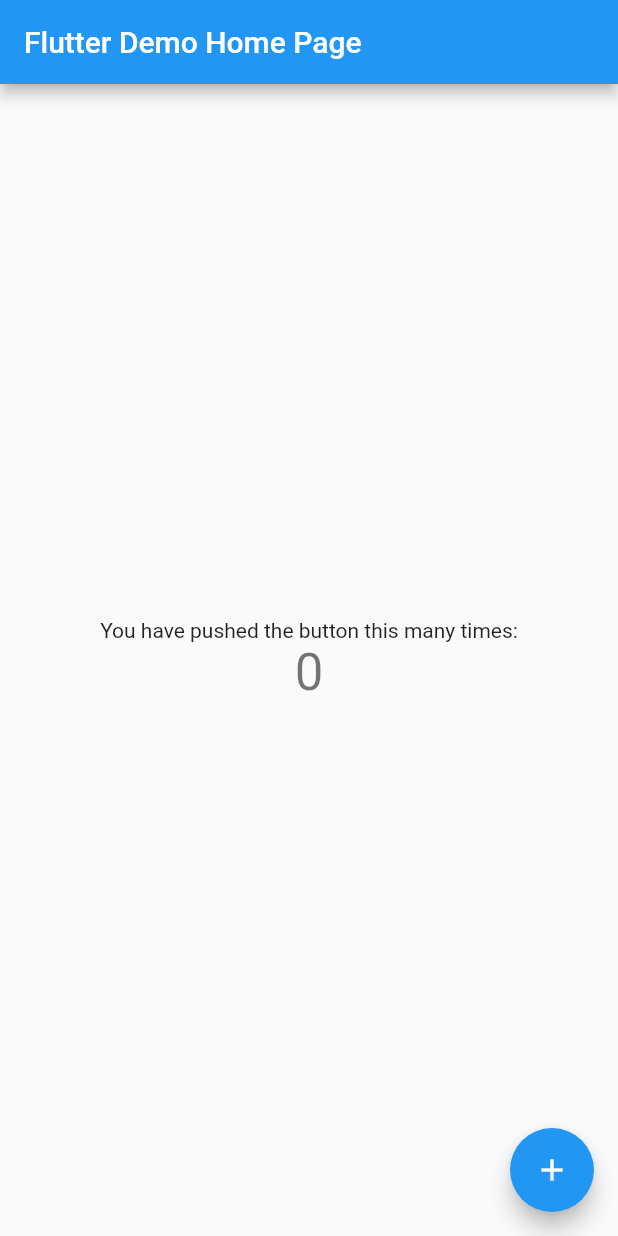
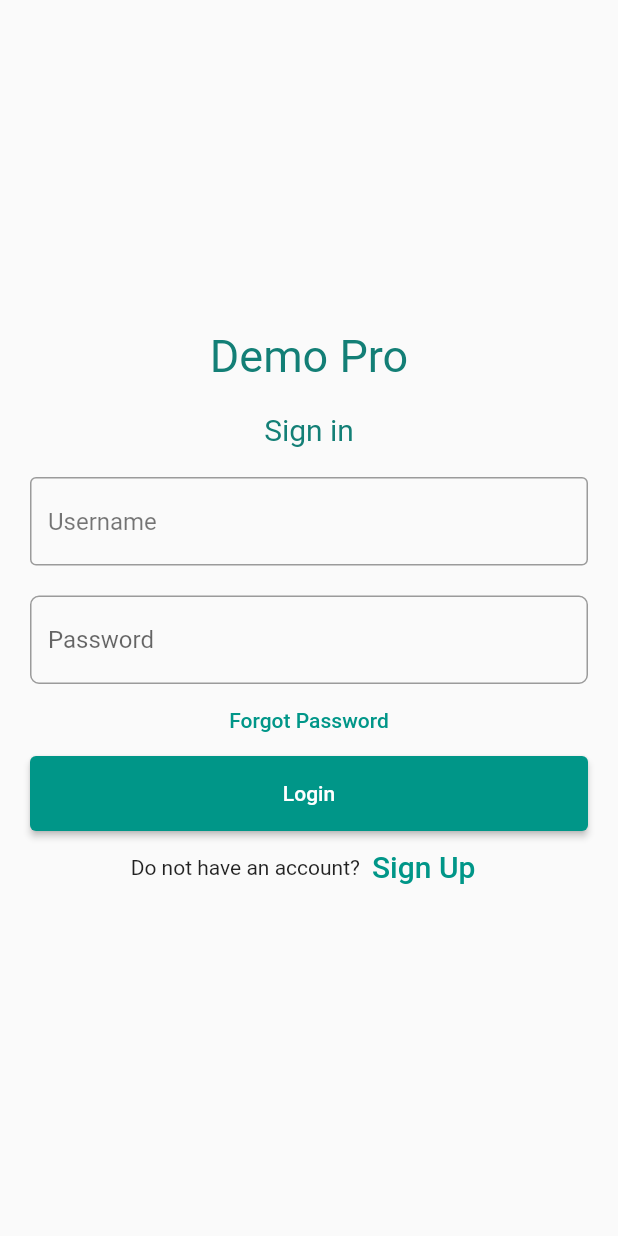
Before and after one commit to tajdarraza/demopro, a Flutter app: the screen it shows after launch, on a phone screen of 412 x 824 dp. Run offline on Flutter 3.47's test engine with Material 2 defaults, Android fonts, the light colour scheme and no system bars.

Commit message:
added login screen

```diff
--- a/lib/main.dart
+++ b/lib/main.dart
@@ -1,4 +1,6 @@
+import 'package:demopro/screens/LoginScreen.dart';
 import 'package:flutter/material.dart';
+import 'package:demopro/screens/HomeScreen.dart';
 
 void main() {
   runApp(const MyApp());
@@ -13,94 +15,9 @@
     return MaterialApp(
       title: 'Flutter Demo',
       theme: ThemeData(
-        primarySwatch: Colors.blue,
+        primarySwatch: Colors.indigo,
       ),
-      home: const MyHomePage(title: 'Flutter Demo Home Page'),
+      home: const LoginScreen(title: "Demo Pro"),
     );
   }
 }
-
-class MyHomePage extends StatefulWidget {
-  const MyHomePage({super.key, required this.title});
-
-  // This widget is the home page of your application. It is stateful, meaning
-  // that it has a State object (defined below) that contains fields that affect
-  // how it looks.
-
-  // This class is the configuration for the state. It holds the values (in this
-  // case the title) provided by the parent (in this case the App widget) and
-  // used by the build method of the State. Fields in a Widget subclass are
-  // always marked "final".
-
-  final String title;
-
-  @override
-  State<MyHomePage> createState() => _MyHomePageState();
-}
-
-class _MyHomePageState extends State<MyHomePage> {
-  int _counter = 0;
-
-  void _incrementCounter() {
-    setState(() {
-      // This call to setState tells the Flutter framework that something has
-      // changed in this State, which causes it to rerun the build method below
-      // so that the display can reflect the updated values. If we changed
-      // _counter without calling setState(), then the build method would not be
-      // called again, and so nothing would appear to happen.
-      _counter++;
-    });
-  }
-
-  @override
-  Widget build(BuildContext context) {
-    // This method is rerun every time setState is called, for instance as done
-    // by the _incrementCounter method above.
-    //
-    // The Flutter framework has been optimized to make rerunning build methods
-    // fast, so that you can just rebuild anything that needs updating rather
-    // than having to individually change instances of widgets.
-    return Scaffold(
-      appBar: AppBar(
-        // Here we take the value from the MyHomePage object that was created by
-        // the App.build method, and use it to set our appbar title.
-        title: Text(widget.title),
-      ),
-      body: Center(
-        // Center is a layout widget. It takes a single child and positions it
-        // in the middle of the parent.
-        child: Column(
-          // Column is also a layout widget. It takes a list of children and
-          // arranges them vertically. By default, it sizes itself to fit its
-          // children horizontally, and tries to be as tall as its parent.
-          //
-          // Invoke "debug painting" (press "p" in the console, choose the
-          // "Toggle Debug Paint" action from the Flutter Inspector in Android
-          // Studio, or the "Toggle Debug Paint" command in Visual Studio Code)
-          // to see the wireframe for each widget.
-          //
-          // Column has various properties to control how it sizes itself and
-          // how it positions its children. Here we use mainAxisAlignment to
-          // center the children vertically; the main axis here is the vertical
-          // axis because Columns are vertical (the cross axis would be
-          // horizontal).
-          mainAxisAlignment: MainAxisAlignment.center,
-          children: <Widget>[
-            const Text(
-              'You have pushed the button this many times:',
-            ),
-            Text(
-              '$_counter',
-              style: Theme.of(context).textTheme.headlineMedium,
-            ),
-          ],
-        ),
-      ),
-      floatingActionButton: FloatingActionButton(
-        onPressed: _incrementCounter,
-        tooltip: 'Increment',
-        child: const Icon(Icons.add),
-      ), // This trailing comma makes auto-formatting nicer for build methods.
-    );
-  }
-}
--- /dev/null
+++ b/lib/screens/HomeScreen.dart
@@ -0,0 +1,85 @@
+import 'package:flutter/material.dart';
+class MyHomePage extends StatefulWidget {
+  const MyHomePage({super.key, required this.title});
+
+  // This widget is the home page of your application. It is stateful, meaning
+  // that it has a State object (defined below) that contains fields that affect
+  // how it looks.
+
+  // This class is the configuration for the state. It holds the values (in this
+  // case the title) provided by the parent (in this case the App widget) and
+  // used by the build method of the State. Fields in a Widget subclass are
+  // always marked "final".
+
+  final String title;
+
+  @override
+  State<MyHomePage> createState() => _MyHomePageState();
+}
+
+class _MyHomePageState extends State<MyHomePage> {
+  int _counter = 0;
+
+  void _incrementCounter() {
+    setState(() {
+      // This call to setState tells the Flutter framework that something has
+      // changed in this State, which causes it to rerun the build method below
+      // so that the display can reflect the updated values. If we changed
+      // _counter without calling setState(), then the build method would not be
+      // called again, and so nothing would appear to happen.
+      _counter--;
+    });
+  }
+
+  @override
+  Widget build(BuildContext context) {
+    // This method is rerun every time setState is called, for instance as done
+    // by the _incrementCounter method above.
+    //
+    // The Flutter framework has been optimized to make rerunning build methods
+    // fast, so that you can just rebuild anything that needs updating rather
+    // than having to individually change instances of widgets.
+    return Scaffold(
+      appBar: AppBar(
+        // Here we take the value from the MyHomePage object that was created by
+        // the App.build method, and use it to set our appbar title.
+        title: Text(widget.title),
+      ),
+      body: Center(
+        // Center is a layout widget. It takes a single child and positions it
+        // in the middle of the parent.
+        child: Column(
+          // Column is also a layout widget. It takes a list of children and
+          // arranges them vertically. By default, it sizes itself to fit its
+          // children horizontally, and tries to be as tall as its parent.
+          //
+          // Invoke "debug painting" (press "p" in the console, choose the
+          // "Toggle Debug Paint" action from the Flutter Inspector in Android
+          // Studio, or the "Toggle Debug Paint" command in Visual Studio Code)
+          // to see the wireframe for each widget.
+          //
+          // Column has various properties to control how it sizes itself and
+          // how it positions its children. Here we use mainAxisAlignment to
+          // center the children vertically; the main axis here is the vertical
+          // axis because Columns are vertical (the cross axis would be
+          // horizontal).
+          mainAxisAlignment: MainAxisAlignment.center,
+          children: <Widget>[
+            const Text(
+              'You have pushed the button this many times:',
+            ),
+            Text(
+              '$_counter',
+              style: Theme.of(context).textTheme.headlineMedium,
+            ),
+          ],
+        ),
+      ),
+      floatingActionButton: FloatingActionButton(
+        onPressed: _incrementCounter,
+        tooltip: 'Increment',
+        child: const Icon(Icons.add),
+      ), // This trailing comma makes auto-formatting nicer for build methods.
+    );
+  }
+}
--- /dev/null
+++ b/lib/screens/LoginScreen.dart
@@ -0,0 +1,106 @@
+import 'package:flutter/material.dart';
+
+class LoginScreen extends StatefulWidget {
+  const LoginScreen({super.key, required this.title});
+
+  final String title;
+  @override
+  State<LoginScreen> createState() => _LoginPageState();
+}
+
+class _LoginPageState extends State<LoginScreen> {
+  @override
+  Widget build(BuildContext context) {
+    return Scaffold(
+        body: Padding(
+            padding: const EdgeInsets.all(10),
+            child: ListView(
+              padding: const EdgeInsets.only(top: 200.0),
+              children: <Widget>[
+                Container(
+                    alignment: Alignment.center,
+                    padding: const EdgeInsets.all(10),
+                    child: const Text(
+                      'Demo Pro',
+                      style: TextStyle(color: Color(0xff137F76), fontSize: 30),
+                    )),
+                Container(
+                    alignment: Alignment.center,
+                    padding: const EdgeInsets.all(10),
+                    child: const Text(
+                      'Sign in',
+                      style: TextStyle(color: Color(0xff137F76), fontSize: 20),
+                    )),
+                Container(
+                  padding: const EdgeInsets.all(10),
+                  child: const TextField(
+                    decoration: InputDecoration(
+                      focusedBorder: OutlineInputBorder(
+                          borderSide:
+                          BorderSide(color: Colors.teal, width: 1.5)),
+                      hintText: "Username",
+                      hintStyle: TextStyle(color: Colors.black54),
+                      border: OutlineInputBorder(),
+                    ),
+                  ),
+                ),
+                Container(
+                  padding: const EdgeInsets.fromLTRB(10, 10, 10, 0),
+                  child: const TextField(
+                    obscureText: true,
+                    decoration: InputDecoration(
+                      focusColor: Colors.teal,
+                      hintText: 'Password',
+                      focusedBorder: OutlineInputBorder(
+                          borderSide:
+                          BorderSide(color: Colors.teal, width: 1.5)),
+                      border: OutlineInputBorder(
+                        borderRadius: BorderRadius.all(Radius.circular(6.0)),
+                      ),
+                    ),
+                  ),
+                ),
+                TextButton(
+                  onPressed: () {
+                    //forgot password screen
+                  },
+                  child: const Text(
+                    'Forgot Password',
+                    style: TextStyle(color: Colors.teal),
+                  ),
+                ),
+                Container(
+                    height: 50,
+                    padding: const EdgeInsets.fromLTRB(10, 0, 10, 0),
+                    child: ElevatedButton(
+                        onPressed: () {
+                          print("Login Pressed");
+                        },
+                        style: const ButtonStyle(
+                            foregroundColor:
+                            MaterialStatePropertyAll(Colors.white),
+                            backgroundColor:
+                            MaterialStatePropertyAll(Colors.teal)),
+                        child: const Text('Login'))),
+                Row(
+                  mainAxisAlignment: MainAxisAlignment.center,
+                  children: <Widget>[
+                    const Text('Do not have an account?'),
+                    TextButton(
+                      child: const Text(
+                        'Sign Up',
+                        style: TextStyle(fontSize: 20, color: Colors.teal),
+                      ),
+                      onPressed: () {
+                        print("Sign up Pressed");
+                      },
+                    )
+                  ],
+                ),
+              ],
+            )),
+
+    );
+    // TODO: implement build
+  }
+}
```
